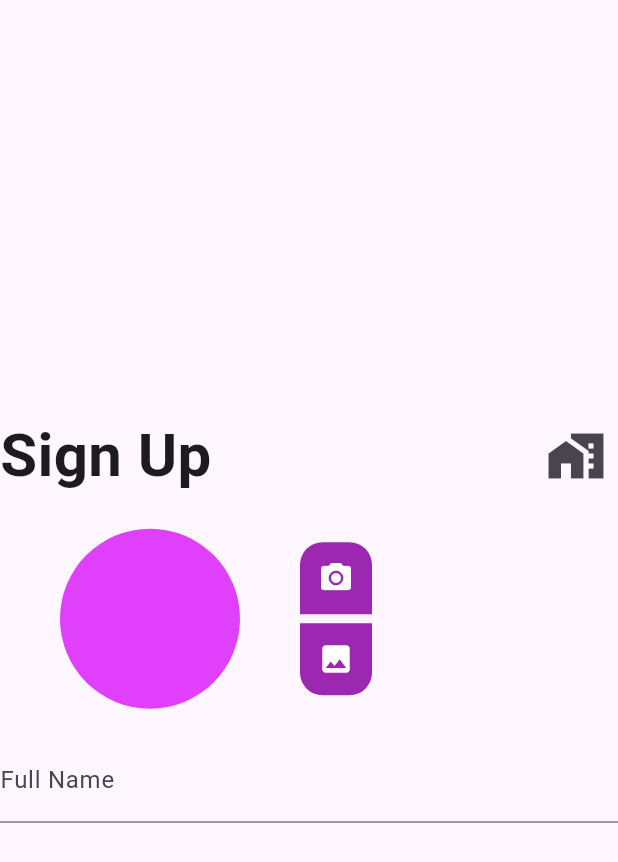
After one commit to heyvishusri/multi_store_app, a Flutter app: the CustomerRegister screen opened by its route, on a phone screen of 412 x 824 dp. The commit adds this screen. Shown: the top 862 px of the screen. Run offline on Flutter 3.47's test engine with Material 3 defaults, Android fonts, the phone set to English and light mode, and no system bars; our stand-ins replace animated_text_kit.

Commit message:
iintial_update

```diff
--- /dev/null
+++ b/lib/auth/customer_signup.dart
@@ -0,0 +1,103 @@
+// ignore_for_file: avoid_print
+
+import 'package:flutter/material.dart';
+
+class CustomerRegister extends StatefulWidget {
+  const CustomerRegister({Key? key}) : super(key: key);
+
+  @override
+  State<CustomerRegister> createState() => _CustomerRegisterState();
+}
+
+class _CustomerRegisterState extends State<CustomerRegister> {
+  get fontWeight => null;
+
+  @override
+  Widget build(BuildContext context) {
+    return Scaffold(
+      body: Column(
+        mainAxisAlignment: MainAxisAlignment.center,
+        children: [
+          Row(
+            mainAxisAlignment: MainAxisAlignment.spaceBetween,
+            children: [
+              const Text(
+                'Sign Up',
+                style: TextStyle(fontSize: 40, fontWeight: FontWeight.bold),
+              ),
+              IconButton(
+                  onPressed: () {
+                    Navigator.pushReplacementNamed(context, '/welcome_screen');
+                  },
+                  icon: const Icon(
+                    Icons.home_work,
+                    size: 40,
+                  ))
+            ],
+          ),
+          Row(
+            children: [
+              const Padding(
+                padding: EdgeInsets.symmetric(
+                  vertical: 20,
+                  horizontal: 40,
+                ),
+                child: CircleAvatar(
+                  radius: 60,
+                  backgroundColor: Colors.purpleAccent,
+                ),
+              ),
+              Column(
+                children: [
+                  Container(
+                    decoration: const BoxDecoration(
+                        color: Colors.purple,
+                        borderRadius: BorderRadius.only(
+                            topLeft: Radius.circular(15),
+                            topRight: Radius.circular(15))),
+                    child: IconButton(
+                      icon: const Icon(
+                        Icons.camera_alt,
+                        color: Colors.white,
+                      ),
+                      onPressed: () {
+                        print('pick image from camera');
+                        // Open camera or file picker
+                      },
+                    ),
+                  ),
+                  const SizedBox(
+                    height: 6,
+                  ),
+                  Container(
+                    decoration: const BoxDecoration(
+                        color: Colors.purple,
+                        borderRadius: BorderRadius.only(
+                            bottomLeft: Radius.circular(15),
+                            bottomRight: Radius.circular(15))),
+                    child: IconButton(
+                      icon: const Icon(
+                        Icons.photo,
+                        color: Colors.white,
+                      ),
+                      onPressed: () {
+                        print('pick image from gallary');
+                        // Open camera or file picker
+                      },
+                    ),
+                  )
+                ],
+              )
+            ],
+          ),
+          TextFormField(
+            decoration: const InputDecoration(
+              labelText: 'Full Name',
+              hintText: 'Enter your full name',
+            ),
+          ),
+        ],
+      ),
+    );
+  }
+}
--- a/lib/main.dart
+++ b/lib/main.dart
@@ -1,4 +1,5 @@
 import 'package:flutter/material.dart';
+import 'package:multi_store_app/auth/customer_signup.dart';
 import 'package:multi_store_app/main_screens/customer_home.dart';
 import 'package:multi_store_app/main_screens/supplier_home.dart';
 import 'package:multi_store_app/main_screens/welcome_screen.dart';
@@ -12,7 +13,7 @@ class MyApp extends StatelessWidget {
 
   @override
   Widget build(BuildContext context) {
-    return  MaterialApp(
+    return MaterialApp(
       debugShowCheckedModeBanner: false,
       // home: const WelcomeScreen(),
       initialRoute: '/welcome_screen',
@@ -20,6 +21,7 @@ class MyApp extends StatelessWidget {
         '/welcome_screen': (contex) => const WelcomeScreen(),
         '/customer_home': (contex) => const CustomerHomeScreen(),
         '/supplier_home': (contex) => const SupplierHomeScreen(),
+        '/customer_signup': (contex) => const CustomerRegister(),
       },
     );
   }
--- a/lib/main_screens/welcome_screen.dart
+++ b/lib/main_screens/welcome_screen.dart
@@ -178,7 +178,10 @@ class _WelcomeScreenState extends State<WelcomeScreen>
                               width: 0.25),
                         ),
                         YellowButton(
-                            label: 'Sign Up', onPressed: () {}, width: 0.25),
+                            label: 'Sign Up', onPressed: () {
+                              Navigator.pushReplacementNamed(
+                                    context, '/customer_signup');
+                            }, width: 0.25),
                         AnimatedLogo(controller: _controller),
                       ],
                     ),
```
Also changed, not shown: lib/auth/customer_login.dart (added), lib/auth/supplier_login.dart (added), lib/auth/supplier_signup.dart (added).
